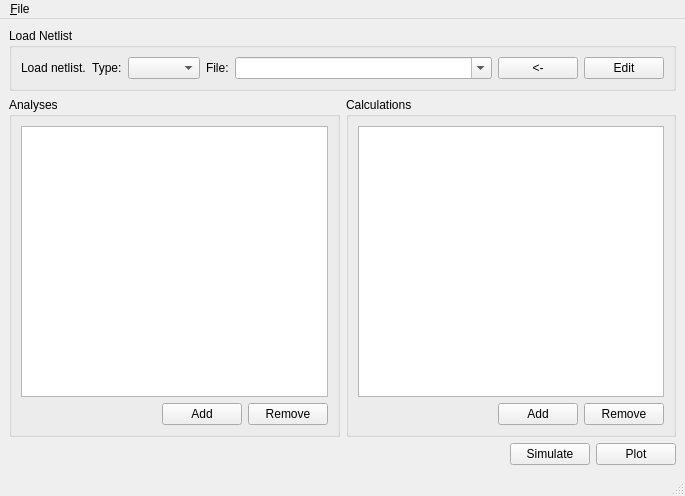
This is simbench/simmain.ui in mdavidsaver/spicetools as Qt 5 draws it before an edit. The edited form follows.
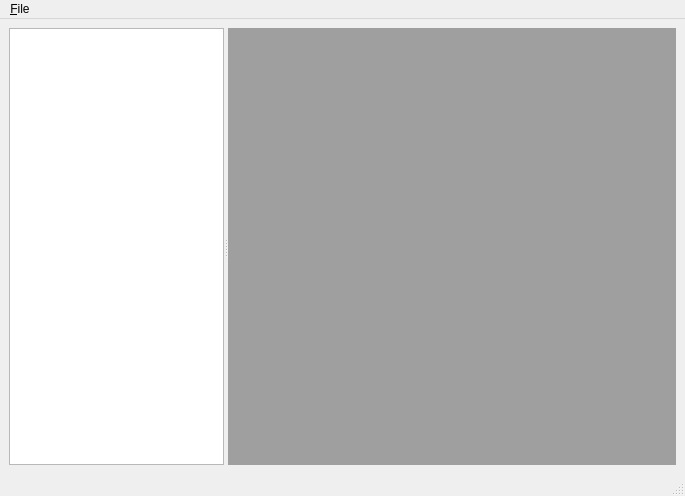
This is the edited form. Custom widgets are drawn as their Qt base class.

Diff of the .ui file:
```diff
--- a/simbench/simmain.ui
+++ b/simbench/simmain.ui
@@ -16,220 +16,14 @@
   <widget class="QWidget" name="centralwidget">
    <layout class="QVBoxLayout" name="verticalLayout">
     <item>
-     <widget class="QGroupBox" name="groupBox">
-      <property name="title">
-       <string>Load Netlist</string>
+     <widget class="QSplitter" name="splitter">
+      <property name="orientation">
+       <enum>Qt::Horizontal</enum>
       </property>
-      <layout class="QHBoxLayout" name="horizontalLayout">
-       <item>
-        <widget class="QLabel" name="label">
-         <property name="text">
-          <string>Load netlist.  Type:</string>
-         </property>
-        </widget>
-       </item>
-       <item>
-        <widget class="QComboBox" name="netType"/>
-       </item>
-       <item>
-        <widget class="QLabel" name="label_2">
-         <property name="text">
-          <string>File:</string>
-         </property>
-        </widget>
-       </item>
-       <item>
-        <widget class="QComboBox" name="fileName">
-         <property name="sizePolicy">
-          <sizepolicy hsizetype="Expanding" vsizetype="Fixed">
-           <horstretch>0</horstretch>
-           <verstretch>0</verstretch>
-          </sizepolicy>
-         </property>
-         <property name="editable">
-          <bool>true</bool>
-         </property>
-         <property name="maxCount">
-          <number>10</number>
-         </property>
-         <property name="insertPolicy">
-          <enum>QComboBox::InsertAtTop</enum>
-         </property>
-        </widget>
-       </item>
-       <item>
-        <widget class="QPushButton" name="fileBtn">
-         <property name="text">
-          <string>&lt;-</string>
-         </property>
-        </widget>
-       </item>
-       <item>
-        <widget class="QPushButton" name="schemEditBtn">
-         <property name="text">
-          <string>Edit</string>
-         </property>
-         <property name="shortcut">
-          <string>Ctrl+E</string>
-         </property>
-        </widget>
-       </item>
-      </layout>
+      <widget class="QTreeView" name="projectView"/>
+      <widget class="QMdiArea" name="mdi"/>
      </widget>
     </item>
-    <item>
-     <layout class="QHBoxLayout" name="horizontalLayout_3">
-      <item>
-       <widget class="QGroupBox" name="groupBox_2">
-        <property name="sizePolicy">
-         <sizepolicy hsizetype="Expanding" vsizetype="Expanding">
-          <horstretch>0</horstretch>
-          <verstretch>0</verstretch>
-         </sizepolicy>
-        </property>
-        <property name="title">
-         <string>Analyses</string>
-        </property>
-        <layout class="QVBoxLayout" name="verticalLayout_2">
-         <item>
-          <widget class="EditTable" name="tblAnalysis">
-           <property name="selectionBehavior">
-            <enum>QAbstractItemView::SelectRows</enum>
-           </property>
-           <attribute name="horizontalHeaderStretchLastSection">
-            <bool>true</bool>
-           </attribute>
-          </widget>
-         </item>
-         <item>
-          <layout class="QHBoxLayout" name="horizontalLayout_4">
-           <item>
-            <spacer name="horizontalSpacer_3">
-             <property name="orientation">
-              <enum>Qt::Horizontal</enum>
-             </property>
-             <property name="sizeHint" stdset="0">
-              <size>
-               <width>40</width>
-               <height>20</height>
-              </size>
-             </property>
-            </spacer>
-           </item>
-           <item>
-            <widget class="QPushButton" name="addAnalysis">
-             <property name="text">
-              <string>Add</string>
-             </property>
-            </widget>
-           </item>
-           <item>
-            <widget class="QPushButton" name="delAnalysis">
-             <property name="text">
-              <string>Remove</string>
-             </property>
-            </widget>
-           </item>
-          </layout>
-         </item>
-        </layout>
-       </widget>
-      </item>
-      <item>
-       <widget class="QGroupBox" name="groupBox_3">
-        <property name="sizePolicy">
-         <sizepolicy hsizetype="Expanding" vsizetype="Expanding">
-          <horstretch>0</horstretch>
-          <verstretch>0</verstretch>
-         </sizepolicy>
-        </property>
-        <property name="title">
-         <string>Calculations</string>
-        </property>
-        <layout class="QVBoxLayout" name="verticalLayout_3">
-         <item>
-          <widget class="EditTable" name="tblCalc">
-           <property name="selectionBehavior">
-            <enum>QAbstractItemView::SelectRows</enum>
-           </property>
-           <attribute name="horizontalHeaderStretchLastSection">
-            <bool>true</bool>
-           </attribute>
-          </widget>
-         </item>
-         <item>
-          <layout class="QHBoxLayout" name="horizontalLayout_5">
-           <item>
-            <spacer name="horizontalSpacer_2">
-             <property name="orientation">
-              <enum>Qt::Horizontal</enum>
-             </property>
-             <property name="sizeHint" stdset="0">
-              <size>
-               <width>40</width>
-               <height>20</height>
-              </size>
-             </property>
-            </spacer>
-           </item>
-           <item>
-            <widget class="QPushButton" name="addCalc">
-             <property name="text">
-              <string>Add</string>
-             </property>
-            </widget>
-           </item>
-           <item>
-            <widget class="QPushButton" name="delCalc">
-             <property name="text">
-              <string>Remove</string>
-             </property>
-            </widget>
-           </item>
-          </layout>
-         </item>
-        </layout>
-       </widget>
-      </item>
-     </layout>
-    </item>
-    <item>
-     <layout class="QHBoxLayout" name="horizontalLayout_2">
-      <item>
-       <spacer name="horizontalSpacer">
-        <property name="orientation">
-         <enum>Qt::Horizontal</enum>
-        </property>
-        <property name="sizeHint" stdset="0">
-         <size>
-          <width>40</width>
-          <height>20</height>
-         </size>
-        </property>
-       </spacer>
-      </item>
-      <item>
-       <widget class="QPushButton" name="simBtn">
-        <property name="text">
-         <string>Simulate</string>
-        </property>
-        <property name="shortcut">
-         <string>Ctrl+R</string>
-        </property>
-       </widget>
-      </item>
-      <item>
-       <widget class="QPushButton" name="plotBtn">
-        <property name="text">
-         <string>Plot</string>
-        </property>
-        <property name="shortcut">
-         <string>Ctrl+P</string>
-        </property>
-       </widget>
-      </item>
-     </layout>
-    </item>
    </layout>
   </widget>
   <widget class="QMenuBar" name="menubar">
@@ -283,13 +77,6 @@
    </property>
   </action>
  </widget>
- <customwidgets>
-  <customwidget>
-   <class>EditTable</class>
-   <extends>QTableView</extends>
-   <header>.editable</header>
-  </customwidget>
- </customwidgets>
  <resources/>
  <connections>
   <connection>
```
Left out of the diff: 71 changed lines with no effect on the pictures.
